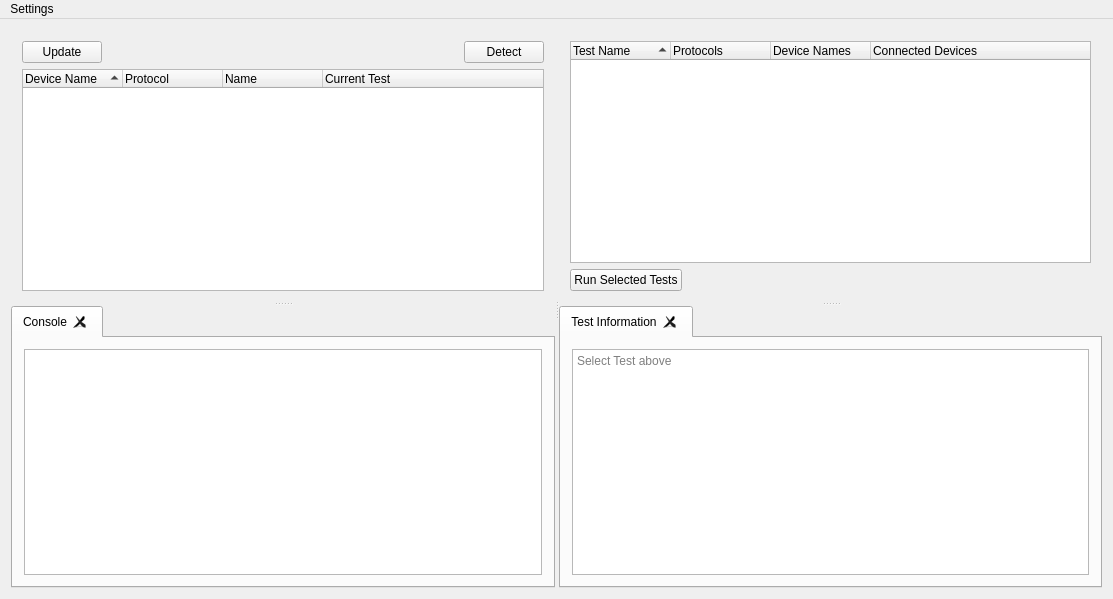
Before: the Qt Designer form src/mainwindow.ui in Crystal-Photonics/crystalTestFrameworkApp, drawn with Qt 5.
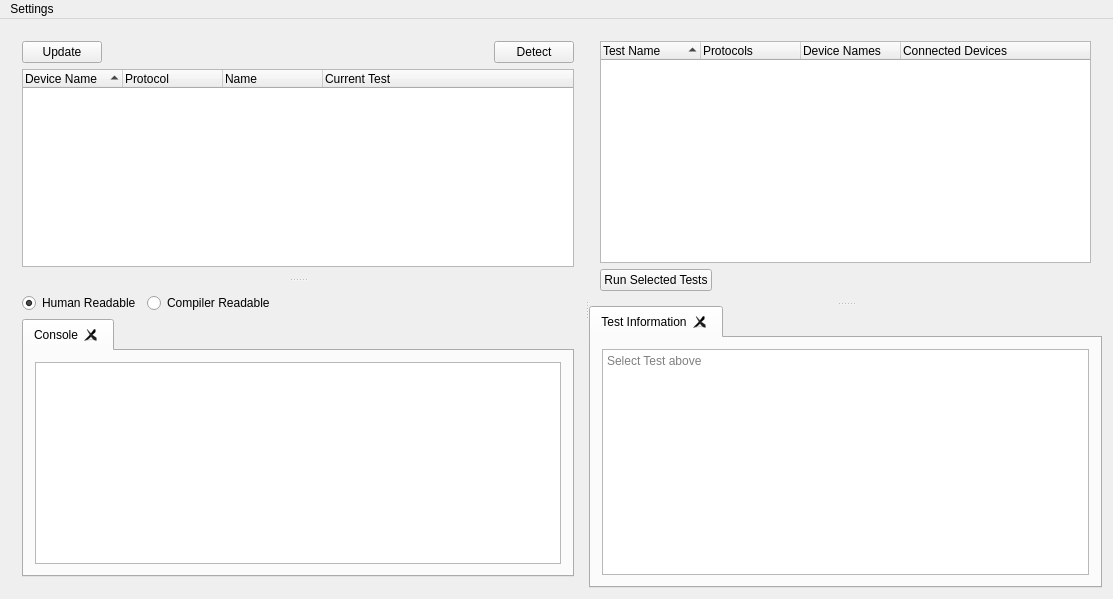
After: the same form once the commit is applied.

Commit message: Created a lineedit and a popout window for tests and a way to switch between encodings for console output.

```diff
--- a/src/mainwindow.ui
+++ b/src/mainwindow.ui
@@ -14,7 +14,7 @@
    <string>MainWindow</string>
   </property>
   <widget class="QWidget" name="centralWidget">
-   <layout class="QVBoxLayout" name="verticalLayout_3">
+   <layout class="QVBoxLayout" name="verticalLayout_5">
     <item>
      <widget class="QSplitter" name="splitter_3">
       <property name="orientation">
@@ -95,6 +95,43 @@
          </item>
         </layout>
        </widget>
+       <widget class="QWidget" name="verticalLayoutWidget">
+        <layout class="QVBoxLayout" name="verticalLayout_3">
+         <item>
+          <layout class="QHBoxLayout" name="horizontalLayout_4">
+           <item>
+            <widget class="QRadioButton" name="use_human_readable_encoding">
+             <property name="text">
+              <string>Human Readable</string>
+             </property>
+             <property name="checked">
+              <bool>true</bool>
+             </property>
+            </widget>
+           </item>
+           <item>
+            <widget class="QRadioButton" name="use_compiler_readable_encoding">
+             <property name="text">
+              <string>Compiler Readable</string>
+             </property>
+            </widget>
+           </item>
+           <item>
+            <spacer name="horizontalSpacer_3">
+             <property name="orientation">
+              <enum>Qt::Horizontal</enum>
+             </property>
+             <property name="sizeHint" stdset="0">
+              <size>
+               <width>40</width>
+               <height>20</height>
+              </size>
+             </property>
+            </spacer>
+           </item>
+          </layout>
+         </item>
+         <item>
        <widget class="QTabWidget" name="tabWidget">
         <property name="currentIndex">
          <number>0</number>
@@ -115,6 +152,9 @@
           </item>
          </layout>
         </widget>
+          </widget>
+         </item>
+        </layout>
        </widget>
       </widget>
       <widget class="QSplitter" name="splitter">
```
Lines whose indentation alone changed are shown as unchanged. The commit also changes 14 other files.
